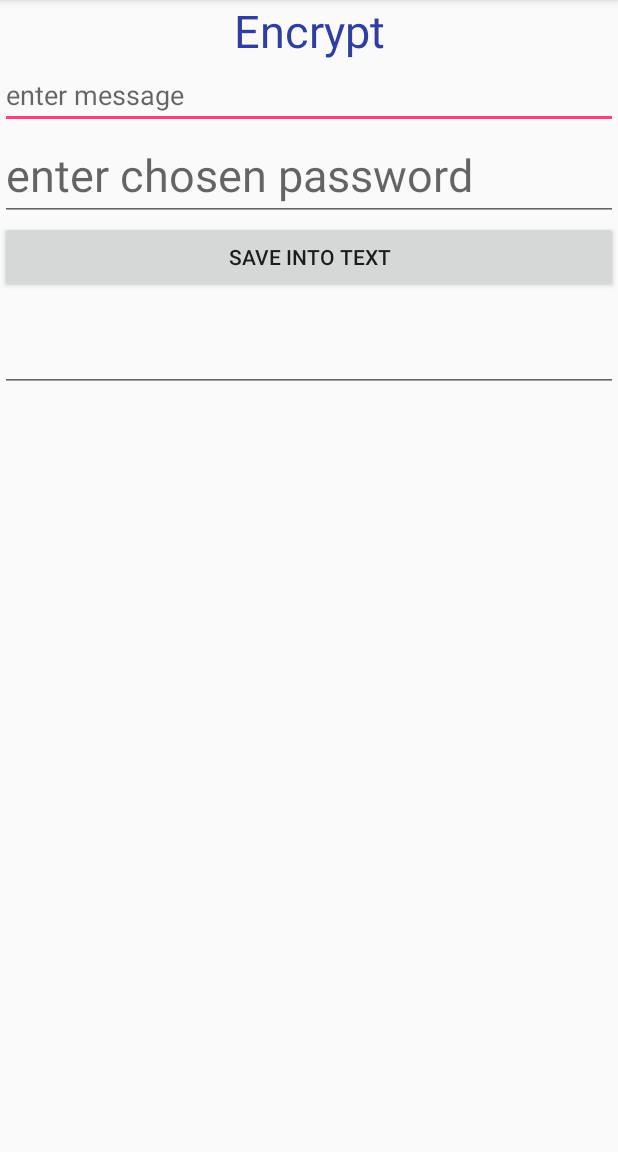
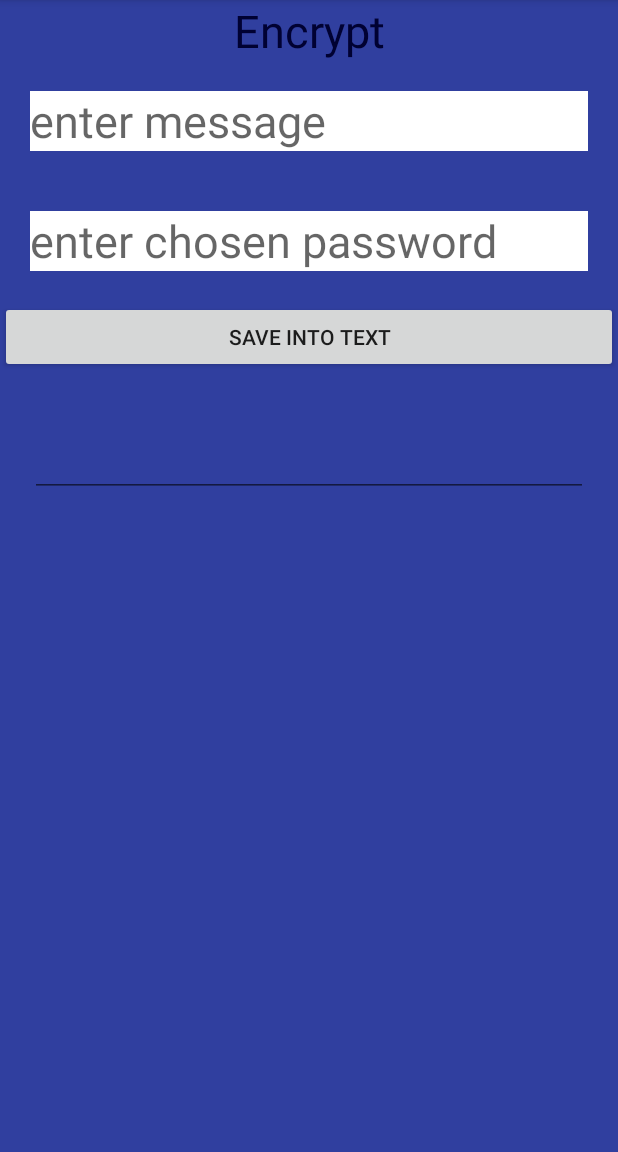
Before and after one commit to ReesRingrose/EncryptionBuddy3, an Android app: the SecondScreen screen opened directly, with no data from a screen before it, on a phone screen of 412 x 824 dp, the part 84-1236 px from its top. Run offline under Robolectric (Android 15) with nearby library versions, the phone set to English and light mode, and no system bars.

Commit message:
encrypt xml update

```diff
--- a/app/src/main/res/layout/encrypt_layout.xml
+++ b/app/src/main/res/layout/encrypt_layout.xml
@@ -3,7 +3,8 @@
     xmlns:tools="http://schemas.android.com/tools"
     android:orientation="vertical" android:layout_width="match_parent"
     android:layout_height="match_parent"
-    android:weightSum="1">
+    android:weightSum="1"
+    android:background="@color/colorPrimaryDark">
 
     <TextView
         android:text="@string/action_encryption"
@@ -12,24 +13,29 @@
         android:id="@+id/textView3"
         android:textSize="30sp"
         android:textAlignment="center"
-        android:textColor="@color/colorPrimaryDark"/>
+        android:textColor="@color/black"/>
 
     <EditText
         android:layout_width="match_parent"
-        android:layout_height="wrap_content"
+        android:layout_height="40dp"
         android:inputType="textPersonName"
         android:ems="10"
         android:id="@+id/txtInput"
-        android:hint="enter message " />
+        android:textSize="30sp"
+        android:hint="enter message "
+        android:background="#ffffff"
+        android:layout_margin="20dp"/>
 
     <EditText
         android:layout_width="match_parent"
-        android:layout_height="wrap_content"
+        android:layout_height="40dp"
         android:inputType="textPersonName"
         android:ems="10"
         android:id="@+id/passInput"
         android:hint="enter chosen password "
-        android:textSize="30sp" />
+        android:textSize="30sp"
+        android:background="#ffffff"
+        android:layout_margin="20dp"/>
 
     <Button
         android:text="Save into text"
@@ -45,6 +51,8 @@
         android:ems="10"
         android:id="@+id/textOutput"
 
-        android:layout_weight="0.04" />
+        android:layout_margin="20dp"
+        android:layout_weight="0.04"
+        android:textColor="#ffffff"/>
 
 </LinearLayout>
```
Also changed, not shown: app/src/main/res/layout/activity_main.xml (line endings or trailing spaces).
